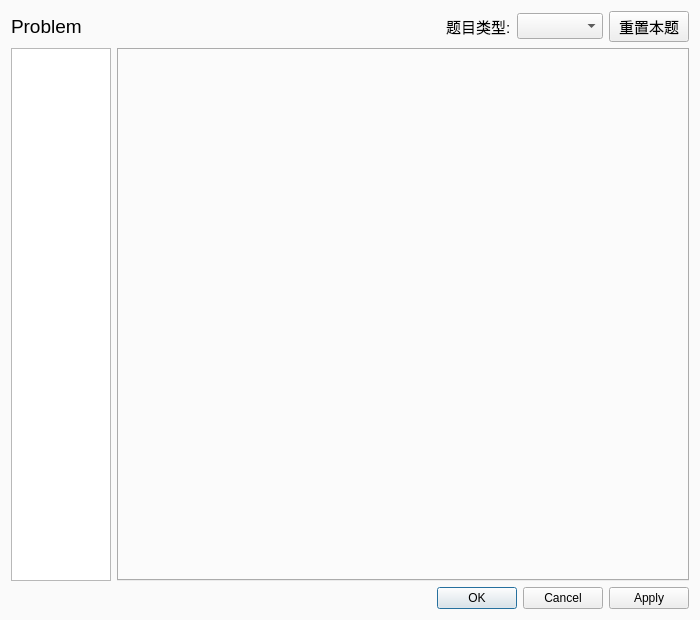
Old version of the form src/configure/advancedconfiguredialog.ui in the repository sxyzccr/CCR-Plus.
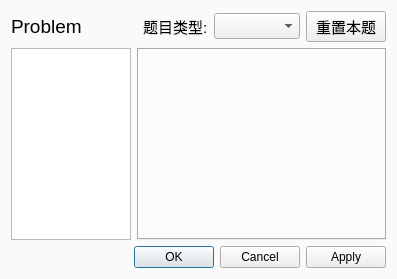
New version of the form.

What changed in the file:
```diff
--- a/src/configure/advancedconfiguredialog.ui
+++ b/src/configure/advancedconfiguredialog.ui
@@ -2,20 +2,6 @@
 <ui version="4.0">
  <class>AdvancedConfigureDialog</class>
  <widget class="QDialog" name="AdvancedConfigureDialog">
-  <property name="geometry">
-   <rect>
-    <x>0</x>
-    <y>0</y>
-    <width>700</width>
-    <height>620</height>
-   </rect>
-  </property>
-  <property name="minimumSize">
-   <size>
-    <width>700</width>
-    <height>620</height>
-   </size>
-  </property>
   <property name="windowTitle">
    <string>高级配置</string>
   </property>
@@ -36,13 +22,13 @@
      </property>
      <property name="minimumSize">
       <size>
-       <width>100</width>
-       <height>360</height>
+       <width>120</width>
+       <height>0</height>
       </size>
      </property>
      <property name="maximumSize">
       <size>
-       <width>100</width>
+       <width>120</width>
        <height>16777215</height>
       </size>
      </property>
@@ -97,6 +83,12 @@
    </item>
    <item row="0" column="0" colspan="5">
     <widget class="QLabel" name="label_problem">
+     <property name="sizePolicy">
+      <sizepolicy hsizetype="Fixed" vsizetype="Preferred">
+       <horstretch>0</horstretch>
+       <verstretch>0</verstretch>
+      </sizepolicy>
+     </property>
      <property name="font">
       <font>
        <pointsize>14</pointsize>
@@ -134,12 +126,6 @@
    </item>
    <item row="1" column="1" colspan="7">
     <widget class="QTabWidget" name="tabWidget">
-     <property name="minimumSize">
-      <size>
-       <width>0</width>
-       <height>360</height>
-      </size>
-     </property>
      <property name="currentIndex">
       <number>-1</number>
      </property>
```
